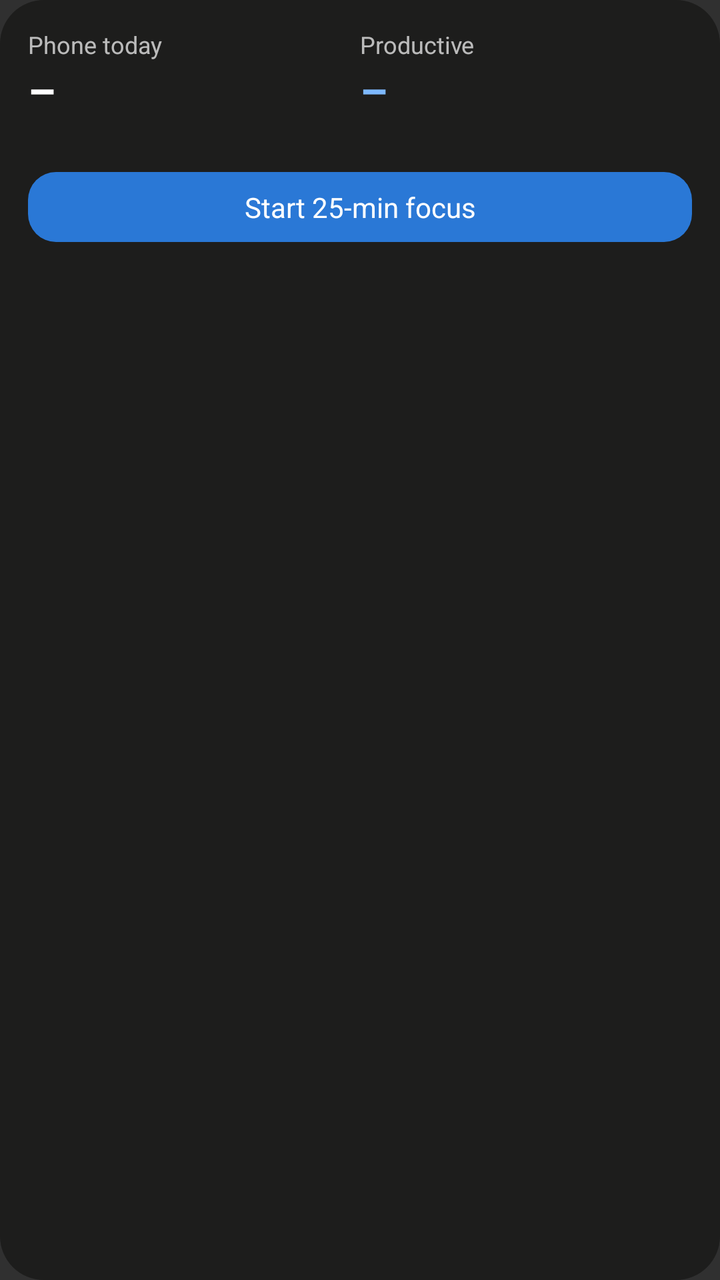
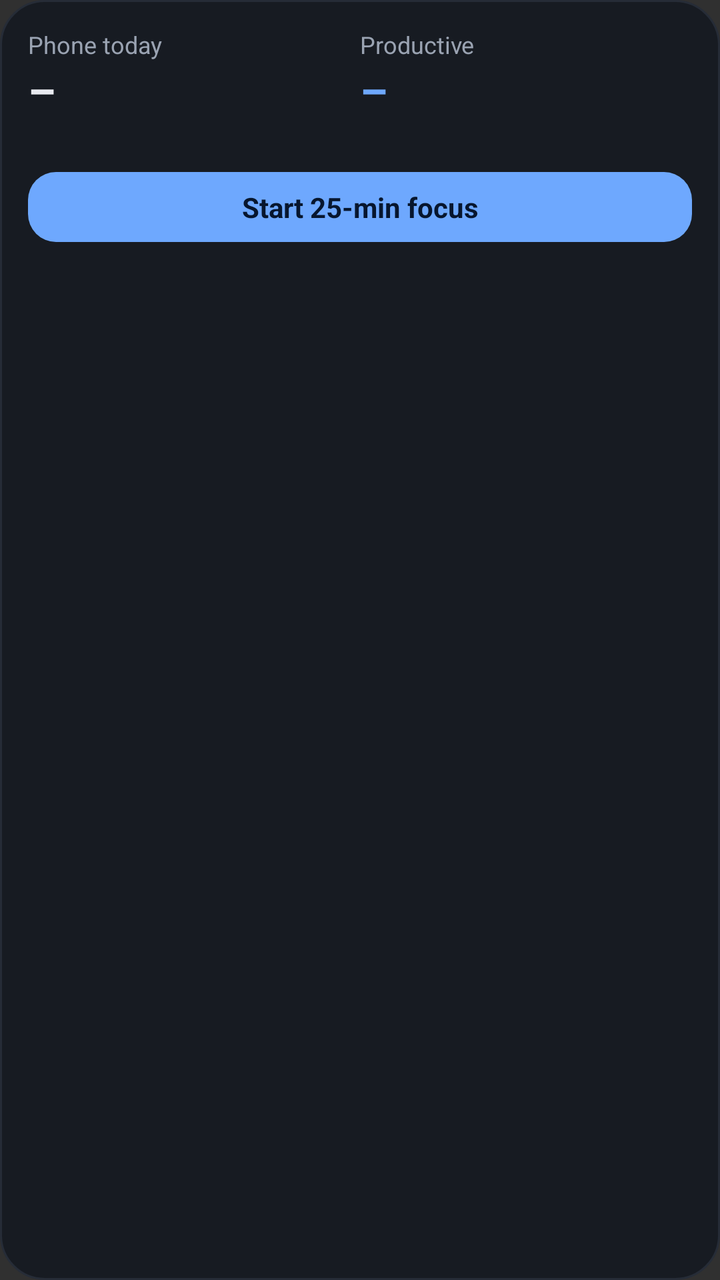

An Android layout rendered at two revisions. The XML below is the earlier revision; the diff shows what the commit changed to produce the second picture.
<!-- AndroidManifest.xml: application theme android:Theme.Material.NoActionBar -->
<!-- res/layout/widget_today.xml -->
<?xml version="1.0" encoding="utf-8"?>
<LinearLayout xmlns:android="http://schemas.android.com/apk/res/android"
    android:id="@+id/w_root"
    android:layout_width="match_parent"
    android:layout_height="match_parent"
    android:background="@drawable/widget_bg"
    android:orientation="vertical"
    android:padding="14dp">

    <LinearLayout
        android:layout_width="match_parent"
        android:layout_height="wrap_content"
        android:orientation="horizontal">

        <LinearLayout
            android:layout_width="0dp"
            android:layout_height="wrap_content"
            android:layout_weight="1"
            android:orientation="vertical">
            <TextView
                android:layout_width="wrap_content"
                android:layout_height="wrap_content"
                android:text="Phone today"
                android:textColor="#B3FFFFFF"
                android:textSize="12sp" />
            <TextView
                android:id="@+id/w_phone"
                android:layout_width="wrap_content"
                android:layout_height="wrap_content"
                android:text="–"
                android:textColor="#FFFFFFFF"
                android:textSize="22sp"
                android:textStyle="bold" />
            <TextView
                android:id="@+id/w_unlocks"
                android:layout_width="wrap_content"
                android:layout_height="wrap_content"
                android:textColor="#B3FFFFFF"
                android:textSize="12sp" />
        </LinearLayout>

        <LinearLayout
            android:layout_width="0dp"
            android:layout_height="wrap_content"
            android:layout_weight="1"
            android:orientation="vertical">
            <TextView
                android:layout_width="wrap_content"
                android:layout_height="wrap_content"
                android:text="Productive"
                android:textColor="#B3FFFFFF"
                android:textSize="12sp" />
            <TextView
                android:id="@+id/w_pc"
                android:layout_width="wrap_content"
                android:layout_height="wrap_content"
                android:text="–"
                android:textColor="#FF7DB8FF"
                android:textSize="22sp"
                android:textStyle="bold" />
            <TextView
                android:id="@+id/w_goals"
                android:layout_width="wrap_content"
                android:layout_height="wrap_content"
                android:textColor="#B3FFFFFF"
                android:textSize="12sp" />
        </LinearLayout>
    </LinearLayout>

    <TextView
        android:id="@+id/w_focus"
        android:layout_width="match_parent"
        android:layout_height="wrap_content"
        android:layout_marginTop="10dp"
        android:background="@drawable/widget_button"
        android:gravity="center"
        android:paddingTop="8dp"
        android:paddingBottom="8dp"
        android:text="Start 25-min focus"
        android:textColor="#FFFFFFFF"
        android:textSize="14sp" />
</LinearLayout>
<!-- resources referenced by this layout -->
<resources>
  <!-- drawable widget_bg (drawable) -->
  <?xml version="1.0" encoding="utf-8"?>
  <shape xmlns:android="http://schemas.android.com/apk/res/android" android:shape="rectangle">
      <solid android:color="#EB1C1C1B" />
      <corners android:radius="22dp" />
  </shape>
  <!-- drawable widget_button (drawable) -->
  <?xml version="1.0" encoding="utf-8"?>
  <shape xmlns:android="http://schemas.android.com/apk/res/android" android:shape="rectangle">
      <solid android:color="#FF2A78D6" />
      <corners android:radius="14dp" />
  </shape>
</resources>

<!-- the commit's change to res/layout/widget_today.xml (unified diff, before → after) -->
@@ -21,21 +21,21 @@
                 android:layout_width="wrap_content"
                 android:layout_height="wrap_content"
                 android:text="Phone today"
-                android:textColor="#B3FFFFFF"
+                android:textColor="#FF9AA3B2"
                 android:textSize="12sp" />
             <TextView
                 android:id="@+id/w_phone"
                 android:layout_width="wrap_content"
                 android:layout_height="wrap_content"
                 android:text="–"
-                android:textColor="#FFFFFFFF"
+                android:textColor="#FFE8EAF0"
                 android:textSize="22sp"
                 android:textStyle="bold" />
             <TextView
                 android:id="@+id/w_unlocks"
                 android:layout_width="wrap_content"
                 android:layout_height="wrap_content"
-                android:textColor="#B3FFFFFF"
+                android:textColor="#FF9AA3B2"
                 android:textSize="12sp" />
         </LinearLayout>
 
@@ -48,21 +48,21 @@
                 android:layout_width="wrap_content"
                 android:layout_height="wrap_content"
                 android:text="Productive"
-                android:textColor="#B3FFFFFF"
+                android:textColor="#FF9AA3B2"
                 android:textSize="12sp" />
             <TextView
                 android:id="@+id/w_pc"
                 android:layout_width="wrap_content"
                 android:layout_height="wrap_content"
                 android:text="–"
-                android:textColor="#FF7DB8FF"
+                android:textColor="#FF6EA8FE"
                 android:textSize="22sp"
                 android:textStyle="bold" />
             <TextView
                 android:id="@+id/w_goals"
                 android:layout_width="wrap_content"
                 android:layout_height="wrap_content"
-                android:textColor="#B3FFFFFF"
+                android:textColor="#FF9AA3B2"
                 android:textSize="12sp" />
         </LinearLayout>
     </LinearLayout>
@@ -77,6 +77,7 @@
         android:paddingTop="8dp"
         android:paddingBottom="8dp"
         android:text="Start 25-min focus"
-        android:textColor="#FFFFFFFF"
+        android:textColor="#FF07162E"
+        android:textStyle="bold"
         android:textSize="14sp" />
 </LinearLayout>
<!-- resource entries referenced after the edit -->
@@ -3,13 +3,14 @@
   <!-- drawable widget_bg (drawable) -->
   <?xml version="1.0" encoding="utf-8"?>
   <shape xmlns:android="http://schemas.android.com/apk/res/android" android:shape="rectangle">
-      <solid android:color="#EB1C1C1B" />
+      <solid android:color="#F0161A21" />
+      <stroke android:width="1dp" android:color="#FF262C37" />
       <corners android:radius="22dp" />
   </shape>
   <!-- drawable widget_button (drawable) -->
   <?xml version="1.0" encoding="utf-8"?>
   <shape xmlns:android="http://schemas.android.com/apk/res/android" android:shape="rectangle">
-      <solid android:color="#FF2A78D6" />
+      <solid android:color="#FF6EA8FE" />
       <corners android:radius="14dp" />
   </shape>
 </resources>
